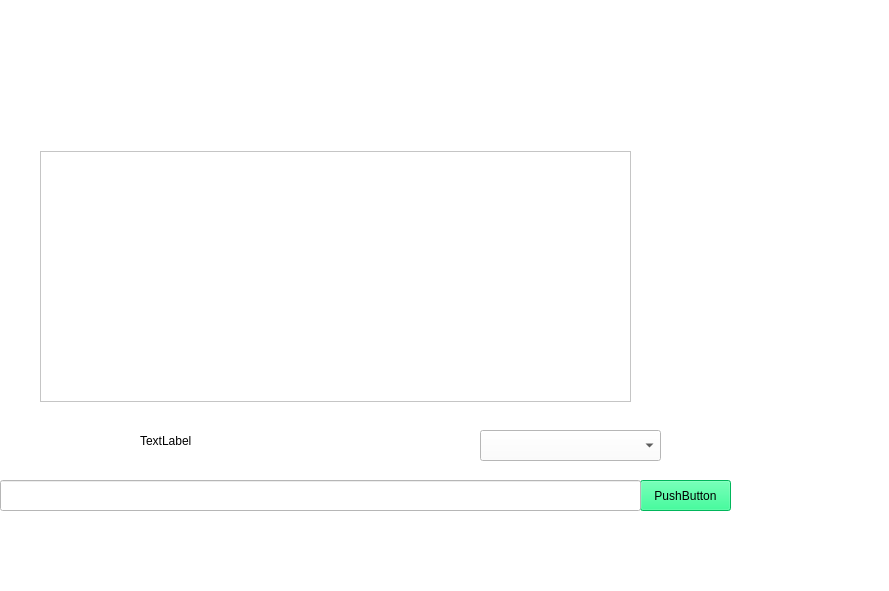
First picture: the form in entername2/server.ui, repository Parsa20231401/FAZE1.0, before the edit.
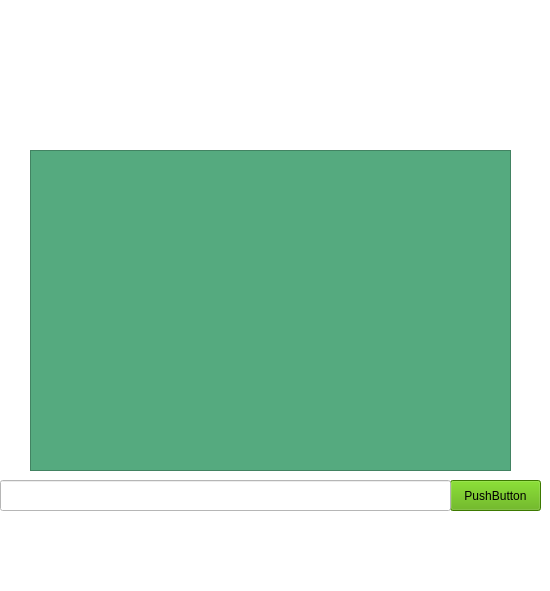
Second picture: the form after the edit.

```diff
--- a/entername2/server.ui
+++ b/entername2/server.ui
@@ -6,7 +6,7 @@
    <rect>
     <x>0</x>
     <y>0</y>
-    <width>889</width>
+    <width>550</width>
     <height>591</height>
    </rect>
   </property>
@@ -20,14 +20,14 @@
    <widget class="QPushButton" name="pushButton">
     <property name="geometry">
      <rect>
-      <x>640</x>
+      <x>450</x>
       <y>480</y>
       <width>91</width>
       <height>31</height>
      </rect>
     </property>
     <property name="styleSheet">
-     <string notr="true">background-color: rgb(0, 255, 127);</string>
+     <string notr="true">background-color: rgb(85, 170, 0);</string>
     </property>
     <property name="text">
      <string>PushButton</string>
@@ -38,7 +38,7 @@
      <rect>
       <x>0</x>
       <y>480</y>
-      <width>641</width>
+      <width>451</width>
       <height>31</height>
      </rect>
     </property>
@@ -46,8 +46,8 @@
    <widget class="QComboBox" name="comboBox_receiver">
     <property name="geometry">
      <rect>
-      <x>480</x>
-      <y>430</y>
+      <x>190</x>
+      <y>330</y>
       <width>181</width>
       <height>31</height>
      </rect>
@@ -56,27 +56,14 @@
    <widget class="QListWidget" name="listWidget">
     <property name="geometry">
      <rect>
-      <x>40</x>
-      <y>151</y>
-      <width>591</width>
-      <height>251</height>
+      <x>30</x>
+      <y>150</y>
+      <width>481</width>
+      <height>321</height>
      </rect>
     </property>
     <property name="styleSheet">
-     <string notr="true"/>
-    </property>
-   </widget>
-   <widget class="QLabel" name="label">
-    <property name="geometry">
-     <rect>
-      <x>140</x>
-      <y>420</y>
-      <width>241</width>
-      <height>41</height>
-     </rect>
-    </property>
-    <property name="text">
-     <string>TextLabel</string>
+     <string notr="true">background-color: rgb(85, 170, 127);</string>
     </property>
    </widget>
   </widget>
```
Left out of the diff: 2 changed lines with no effect on the pictures.
